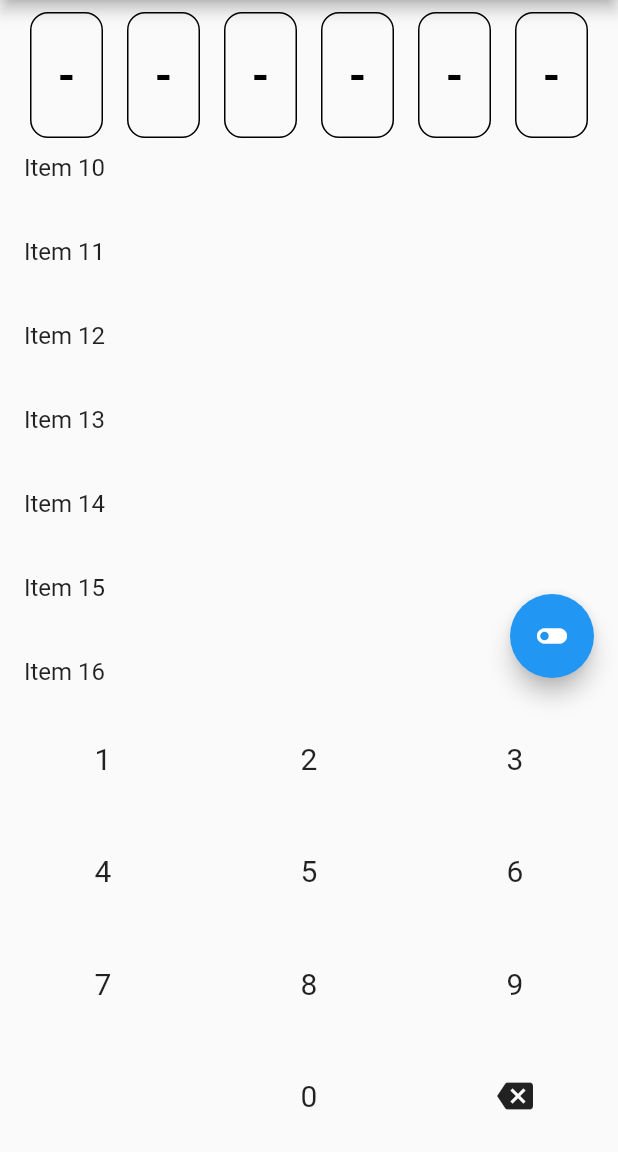
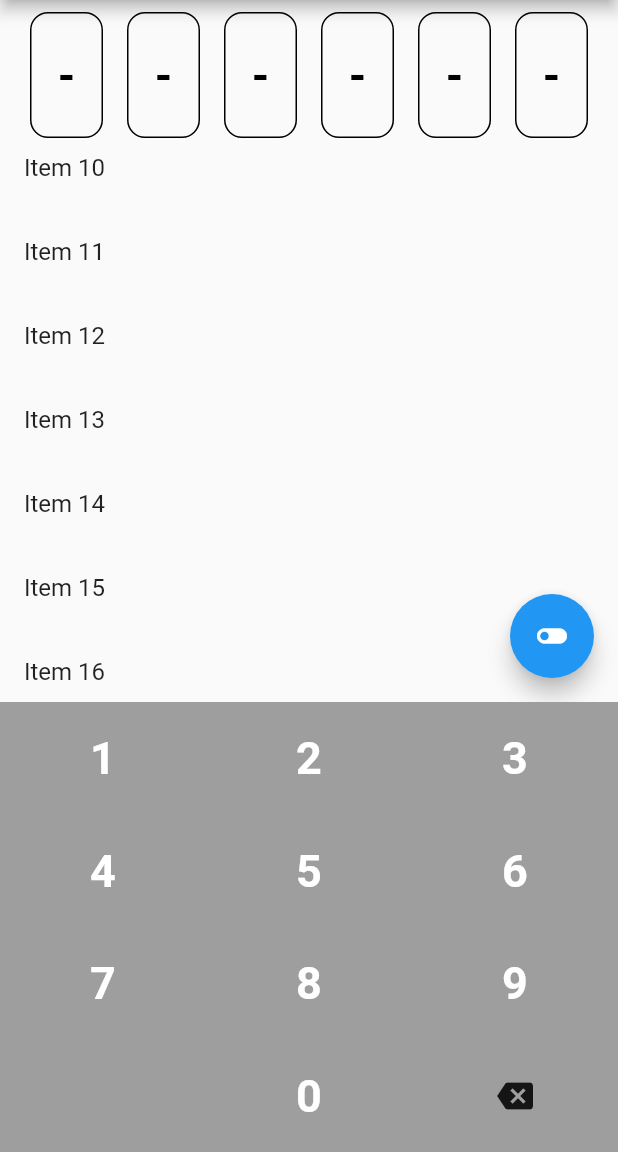
Before and after one commit to blklmn345/custom_numpad, a Flutter app: the screen it shows after launch, scrolled down 576 dp, after a tap on the "toggle on" icon, on a phone screen of 412 x 824 dp, the part 84-1236 px from its top. Run offline on Flutter 3.47's test engine with Material 2 defaults, Android fonts, the phone set to English and light mode, and no system bars.

Commit message:
feat: customize options

```diff
--- a/example/lib/main.dart
+++ b/example/lib/main.dart
@@ -25,24 +25,32 @@ class _MyAppState extends State<MyApp> {
       home: NumpadContainer(
         show: _show,
         duration: const Duration(milliseconds: 300),
-        onNumInput: (number) {
-          if (numbers.length < _maxLength) {
-            setState(() {
-              numbers.add(number);
-
-              if (numbers.length == _maxLength) {
-                _show = false;
-              }
-            });
-          }
-        },
-        onDelete: () {
-          if (numbers.isNotEmpty) {
-            setState(() {
-              numbers.removeLast();
-            });
-          }
-        },
+        backgroundColor: Colors.grey,
+        // numButtonBuilder: (context, number) {
+        //   return ElevatedButton(
+        //     style: ElevatedButton.styleFrom(
+        //       shape: const CircleBorder(),
+        //     ),
+        //     onPressed: () => _onInput(number),
+        //     child: Text(number.toString()),
+        //   );
+        // },
+        // deleteButtonBuilder: (context) {
+        //   return ElevatedButton(
+        //     style: ElevatedButton.styleFrom(
+        //       shape: const CircleBorder(),
+        //     ),
+        //     onPressed: () => _onDelete(),
+        //     child: const Text('del'),
+        //   );
+        // },
+        onNumInput: (number) => _onInput(number),
+        textStyle: const TextStyle(
+          color: Colors.white,
+          fontWeight: FontWeight.bold,
+          fontSize: 30,
+        ),
+        onDelete: () => _onDelete(),
         child: GestureDetector(
           onTap: () => setState(() {
             _show = false;
@@ -129,4 +137,24 @@ class _MyAppState extends State<MyApp> {
       ),
     );
   }
+
+  void _onInput(int number) {
+    if (numbers.length < _maxLength) {
+      setState(() {
+        numbers.add(number);
+
+        if (numbers.length == _maxLength) {
+          _show = false;
+        }
+      });
+    }
+  }
+
+  void _onDelete() {
+    if (numbers.isNotEmpty) {
+      setState(() {
+        numbers.removeLast();
+      });
+    }
+  }
 }
--- a/lib/src/numpad.dart
+++ b/lib/src/numpad.dart
@@ -2,13 +2,24 @@ import 'package:custom_numpad/src/enums/num_key.dart';
 import 'package:flutter/material.dart';
 
 typedef OnNumKeyTap = void Function(NumKey key);
+
+typedef NumButtonBuilder = Widget Function(BuildContext context, int number);
+typedef DeleteButtonBuilder = WidgetBuilder;
 
 class NumPad extends StatelessWidget {
   const NumPad({
     Key? key,
     required this.onNumKeyTap,
     required this.onDelete,
+    this.textStyle,
+    this.numButtonBuilder,
+    this.deleteButtonBuilder,
   }) : super(key: key);
+
+  final NumButtonBuilder? numButtonBuilder;
+  final DeleteButtonBuilder? deleteButtonBuilder;
+
+  final TextStyle? textStyle;
 
   final OnNumKeyTap onNumKeyTap;
   final VoidCallback onDelete;
@@ -21,10 +32,7 @@ class NumPad extends StatelessWidget {
           child: Row(
             children: NumKey.values
                 .sublist(0, 3)
-                .map((type) => NumPadButton(
-                      type: type,
-                      onTap: () => onNumKeyTap(type),
-                    ))
+                .map((numKey) => _buildNumButton(context, numKey))
                 .toList(
                   growable: false,
                 ),
@@ -34,10 +42,7 @@ class NumPad extends StatelessWidget {
           child: Row(
             children: NumKey.values
                 .sublist(3, 6)
-                .map((type) => NumPadButton(
-                      type: type,
-                      onTap: () => onNumKeyTap(type),
-                    ))
+                .map((numKey) => _buildNumButton(context, numKey))
                 .toList(
                   growable: false,
                 ),
@@ -47,10 +52,7 @@ class NumPad extends StatelessWidget {
           child: Row(
             children: NumKey.values
                 .sublist(6, 9)
-                .map((type) => NumPadButton(
-                      type: type,
-                      onTap: () => onNumKeyTap(type),
-                    ))
+                .map((numKey) => _buildNumButton(context, numKey))
                 .toList(
                   growable: false,
                 ),
@@ -62,62 +64,80 @@ class NumPad extends StatelessWidget {
               const Expanded(
                 child: SizedBox.shrink(),
               ),
-              NumPadButton(
-                type: NumKey.zero,
-                onTap: () => onNumKeyTap(NumKey.zero),
-              ),
-              _DeleteButton(onTap: () => onDelete()),
+              _buildNumButton(context, NumKey.zero),
+              _buildDeleteButton(context),
             ],
           ),
         )
       ],
     );
   }
+
+  Widget _buildNumButton(BuildContext context, NumKey numKey) {
+    if (numButtonBuilder != null) {
+      return Expanded(
+        child: numButtonBuilder!(
+          context,
+          numKey.number,
+        ),
+      );
+    }
+
+    return _NumPadButton.number(numKey, textStyle, () => onNumKeyTap(numKey));
+  }
+
+  Widget _buildDeleteButton(BuildContext context) {
+    if (deleteButtonBuilder != null) {
+      return Expanded(child: deleteButtonBuilder!(context));
+    }
+
+    return _NumPadButton.delete(() => onDelete());
+  }
 }
 
-class NumPadButton extends StatelessWidget {
-  const NumPadButton({
+class _NumPadButton extends StatelessWidget {
+  const _NumPadButton({
     Key? key,
-    required this.type,
+    required this.label,
     required this.onTap,
   }) : super(key: key);
 
-  final NumKey type;
+  factory _NumPadButton.number(
+    NumKey numKey,
+    TextStyle? textStyle,
+    VoidCallback onTap,
+  ) {
+    return _NumPadButton(
+      label: Text(
+        numKey.label,
+        style: textStyle ?? const TextStyle(fontSize: 20),
+      ),
+      onTap: onTap,
+    );
+  }
+
+  factory _NumPadButton.delete(VoidCallback onTap) {
+    return _NumPadButton(
+      label: const Icon(Icons.backspace),
+      onTap: onTap,
+    );
+  }
+
+  final Widget label;
   final VoidCallback onTap;
 
   @override
   Widget build(BuildContext context) {
     return Expanded(
-      child: InkWell(
-        onTap: () => onTap(),
-        child: Center(
-          child: Text(
-            type.label,
-            style: const TextStyle(fontSize: 20),
+      child: Material(
+        color: Colors.transparent,
+        child: InkWell(
+          onTap: () => onTap(),
+          child: Center(
+            child: label,
           ),
         ),
       ),
     );
   }
 }
-
-class _DeleteButton extends StatelessWidget {
-  const _DeleteButton({
-    Key? key,
-    required this.onTap,
-  }) : super(key: key);
-
-  final VoidCallback onTap;
-
-  @override
-  Widget build(BuildContext context) {
-    return Expanded(
-      child: InkWell(
-        onTap: () => onTap(),
-        child: const Center(
-          child: Icon(Icons.backspace),
-        ),
-      ),
-    );
-  }
-}
--- a/lib/src/numpad_container.dart
+++ b/lib/src/numpad_container.dart
@@ -9,8 +9,12 @@ class NumpadContainer extends StatefulWidget {
     Key? key,
     required this.child,
     required this.show,
-    required this.onNumInput,
     required this.onDelete,
+    this.textStyle,
+    this.onNumInput,
+    this.numButtonBuilder,
+    this.deleteButtonBuilder,
+    this.backgroundColor = Colors.white,
     this.keyboardHeight = 300,
     this.duration = const Duration(milliseconds: 300),
   }) : super(key: key);
@@ -25,14 +29,30 @@ class NumpadContainer extends StatefulWidget {
   ///
   final double keyboardHeight;
 
+  /// Background color of keyboard area.
+  ///
+  final Color backgroundColor;
+
+  /// Button text style.
+  ///
+  final TextStyle? textStyle;
+
   /// Animation duration of show/hide numpad.
   /// Default is 300ms.
   ///
   final Duration duration;
 
+  /// Builder for num buttons.
+  ///
+  final NumButtonBuilder? numButtonBuilder;
+
+  /// Builder for delete button.
+  ///
+  final DeleteButtonBuilder? deleteButtonBuilder;
+
   /// Callback for when [number] key tapped.
   ///
-  final OnNumInput onNumInput;
+  final OnNumInput? onNumInput;
 
   /// Callback for delete key tapped.
   ///
@@ -45,7 +65,7 @@ class NumpadContainer extends StatefulWidget {
 class _NumpadContainerState extends State<NumpadContainer>
     with SingleTickerProviderStateMixin {
   late final AnimationController _animationController;
-  late final Animation<Offset> _animation;
+  late final Animation<Offset> _slideAnimation;
 
   @override
   void initState() {
@@ -56,7 +76,7 @@ class _NumpadContainerState extends State<NumpadContainer>
       duration: widget.duration,
     );
 
-    _animation = Tween<Offset>(
+    _slideAnimation = Tween<Offset>(
       begin: const Offset(0, 1),
       end: const Offset(0, 0),
     ).animate(_animationController);
@@ -82,22 +102,45 @@ class _NumpadContainerState extends State<NumpadContainer>
   @override
   Widget build(BuildContext context) {
     return Scaffold(
-      body: Column(
+      body: Stack(
+        alignment: Alignment.bottomCenter,
+        children: [
+          Positioned.fill(
+            child: Column(
               children: [
                 Expanded(child: widget.child),
+                AnimatedContainer(
+                  duration: widget.duration,
+                  height: widget.show ? widget.keyboardHeight : 0,
+                ),
+              ],
+            ),
+          ),
           SlideTransition(
-            position: _animation,
-            child: SizedBox(
-              height: widget.show ? widget.keyboardHeight : 0,
+            position: _slideAnimation,
+            child: Column(
+              mainAxisAlignment: MainAxisAlignment.end,
+              children: [
+                Container(
+                  decoration: BoxDecoration(
+                    color: widget.backgroundColor,
+                  ),
+                  height: widget.keyboardHeight,
                   child: SafeArea(
                     top: false,
                     child: NumPad(
-                  onNumKeyTap: (numKey) => widget.onNumInput(numKey.number),
+                      onNumKeyTap: (numKey) =>
+                          widget.onNumInput?.call(numKey.number),
                       onDelete: () => widget.onDelete(),
+                      numButtonBuilder: widget.numButtonBuilder,
+                      deleteButtonBuilder: widget.deleteButtonBuilder,
+                      textStyle: widget.textStyle,
                     ),
                   ),
                 ),
-          )
+              ],
+            ),
+          ),
         ],
       ),
     );
--- a/pubspec.yaml
+++ b/pubspec.yaml
@@ -1,6 +1,6 @@
 name: custom_numpad
 description: Provide customizable numpad widget.
-version: 0.0.1+1
+version: 0.0.1+2
 repository: https://github.com/blklmn345/custom_numpad
 
 environment:
```
Also changed, not shown: example/pubspec.lock, 1 other file. Lines whose indentation alone changed are shown as unchanged.
